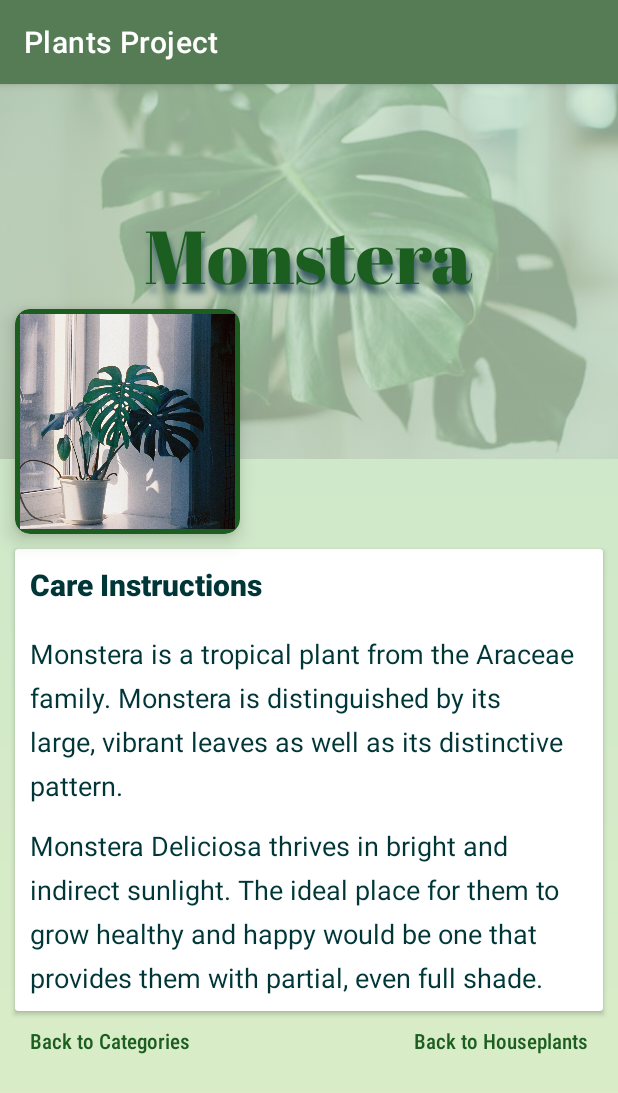
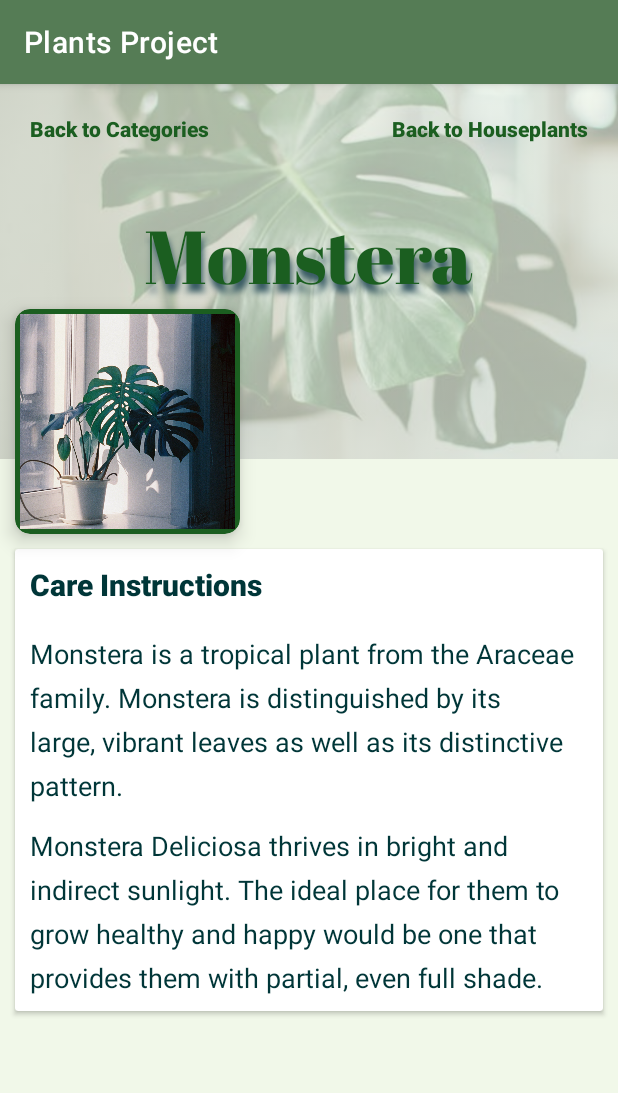
Before and after one commit to TatianaPas/Android-assignment, an Android app: the HousePlants screen opened directly, with no data from a screen before it, after a tap on "Monstera", on a phone screen of 412 x 824 dp. Shown: the top 1093 px of the screen. Run offline under Robolectric (Android 15) with nearby library versions, the phone set to English and light mode, and no system bars.

Commit message:
add design

```diff
--- a/app/src/main/java/com/example/assignmentprojecttatianapasechnik/HousePlants.java
+++ b/app/src/main/java/com/example/assignmentprojecttatianapasechnik/HousePlants.java
@@ -47,7 +47,7 @@ public class HousePlants extends AppCompatActivity implements CustomAdapter.OnIt
         plantsList.add(new ModelClass(R.drawable.monstera2,"Monstera","Average to High", "15-20", "Medium to Bright"));
         plantsList.add(new ModelClass(R.drawable.peperomia,"Peperomia","Medium", "Average", "Medium to Bright"));
         plantsList.add(new ModelClass(R.drawable.snakeplant,"Sansevieria","Normal", "18-27", "Low Light"));
-        plantsList.add(new ModelClass(R.drawable.birkin,"Philodendron","High", "above 12", "Medium to Bright"));
+        plantsList.add(new ModelClass(R.drawable.birkin,"Philodendron","High", "Above 12", "Medium to Bright"));
         plantsList.add(new ModelClass(R.drawable.ficus1,"Ficus","Normal", "10-15", "Medium to Bright"));
         plantsList.add(new ModelClass(R.drawable.zzplant,"ZZ Plant","Average", "15-24", "Low to Bright"));
         plantsList.add(new ModelClass(R.drawable.maranta1,"Maranta","Mist frequently", "15-23", "Low to Medium"));
--- a/app/src/main/res/layout/activity_house_plants.xml
+++ b/app/src/main/res/layout/activity_house_plants.xml
@@ -4,6 +4,7 @@
     xmlns:tools="http://schemas.android.com/tools"
     android:layout_width="match_parent"
     android:layout_height="match_parent"
+    android:background="@drawable/gradient1"
     tools:context=".HousePlants">
     <androidx.recyclerview.widget.RecyclerView
         android:layout_width="match_parent"
--- a/app/src/main/res/layout/activity_plant_description.xml
+++ b/app/src/main/res/layout/activity_plant_description.xml
@@ -4,7 +4,7 @@
     xmlns:tools="http://schemas.android.com/tools"
     android:layout_width="match_parent"
     android:layout_height="match_parent"
-    android:background="@drawable/gradient1"
+    android:background="#F1F8E9"
     tools:context=".PlantDescription">
 
     <RelativeLayout
@@ -116,25 +116,26 @@
             android:layout_width="wrap_content"
             android:layout_height="wrap_content"
             android:layout_alignParentLeft="true"
-            android:layout_below="@+id/card_info"
+            android:layout_alignParentTop="true"
             android:layout_marginLeft="20dp"
-            android:layout_marginBottom="20dp"
+            android:layout_marginTop="20dp"
             android:clickable="true"
             android:cursorVisible="true"
-            android:fontFamily="sans-serif-condensed-medium"
+            android:fontFamily="sans-serif-black"
             android:text="Back to Categories"
             android:textColor="#1B5E20" />
-    <TextView
-        android:id="@+id/backToCategory"
-        android:layout_width="wrap_content"
-        android:layout_height="wrap_content"
-        android:text="Back to Houseplants"
-        android:textColor="#1B5E20"
-        android:layout_below="@+id/card_info"
-        android:layout_marginBottom="20dp"
-        android:layout_alignParentRight="true"
-        android:fontFamily="sans-serif-condensed-medium"
-        android:layout_marginRight="20dp"/>
+
+        <TextView
+            android:id="@+id/backToCategory"
+            android:layout_width="wrap_content"
+            android:layout_height="wrap_content"
+            android:layout_alignParentTop="true"
+            android:layout_alignParentRight="true"
+            android:layout_marginTop="20dp"
+            android:layout_marginRight="20dp"
+            android:fontFamily="sans-serif-black"
+            android:text="Back to Houseplants"
+            android:textColor="#1B5E20" />
 
 </RelativeLayout>
 </ScrollView>
```
Also changed, not shown: app/src/main/res/layout/monsterra.xml (+12 -4 lines).
